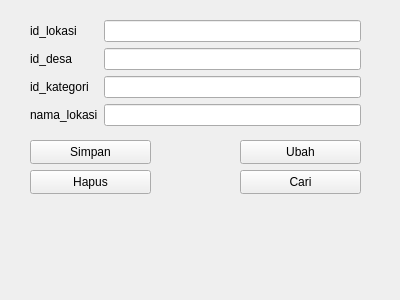
Dibleday/Sistem_Informasi_Pariwisata, file formlokasi.ui: the form before one commit.
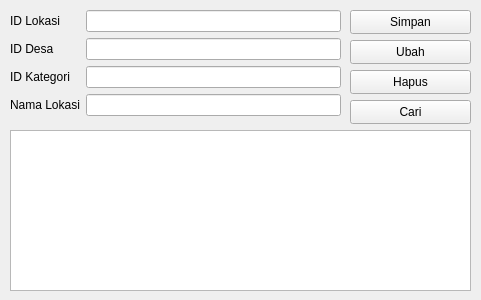
The form after the commit.

What changed in the file:
```diff
--- a/formlokasi.ui
+++ b/formlokasi.ui
@@ -6,7 +6,7 @@
    <rect>
     <x>0</x>
     <y>0</y>
-    <width>400</width>
+    <width>481</width>
     <height>300</height>
    </rect>
   </property>
@@ -16,8 +16,8 @@
   <widget class="QWidget" name="formLayoutWidget">
    <property name="geometry">
     <rect>
-     <x>30</x>
-     <y>20</y>
+     <x>10</x>
+     <y>10</y>
      <width>331</width>
      <height>121</height>
     </rect>
@@ -26,7 +26,7 @@
     <item row="0" column="0">
      <widget class="QLabel" name="id_lokasiLabel">
       <property name="text">
-       <string>id_lokasi</string>
+       <string>ID Lokasi</string>
       </property>
      </widget>
     </item>
@@ -36,7 +36,7 @@
     <item row="1" column="0">
      <widget class="QLabel" name="id_desaLabel">
       <property name="text">
-       <string>id_desa</string>
+       <string>ID Desa</string>
       </property>
      </widget>
     </item>
@@ -46,7 +46,7 @@
     <item row="2" column="0">
      <widget class="QLabel" name="id_kategoriLabel">
       <property name="text">
-       <string>id_kategori</string>
+       <string>ID Kategori</string>
       </property>
      </widget>
     </item>
@@ -56,7 +56,7 @@
     <item row="3" column="0">
      <widget class="QLabel" name="nama_lokasiLabel">
       <property name="text">
-       <string>nama_lokasi</string>
+       <string>Nama Lokasi</string>
       </property>
      </widget>
     </item>
@@ -68,8 +68,8 @@
   <widget class="QPushButton" name="pushButton">
    <property name="geometry">
     <rect>
-     <x>30</x>
-     <y>140</y>
+     <x>350</x>
+     <y>10</y>
      <width>121</width>
      <height>24</height>
     </rect>
@@ -81,8 +81,8 @@
   <widget class="QPushButton" name="pushButton_2">
    <property name="geometry">
     <rect>
-     <x>240</x>
-     <y>140</y>
+     <x>350</x>
+     <y>40</y>
      <width>121</width>
      <height>24</height>
     </rect>
@@ -94,8 +94,8 @@
   <widget class="QPushButton" name="pushButton_3">
    <property name="geometry">
     <rect>
-     <x>30</x>
-     <y>170</y>
+     <x>350</x>
+     <y>70</y>
      <width>121</width>
      <height>24</height>
     </rect>
@@ -107,8 +107,8 @@
   <widget class="QPushButton" name="pushButton_4">
    <property name="geometry">
     <rect>
-     <x>240</x>
-     <y>170</y>
+     <x>350</x>
+     <y>100</y>
      <width>121</width>
      <height>24</height>
     </rect>
@@ -117,6 +117,16 @@
     <string>Cari</string>
    </property>
   </widget>
+  <widget class="QTableView" name="tablelokasi">
+   <property name="geometry">
+    <rect>
+     <x>10</x>
+     <y>130</y>
+     <width>461</width>
+     <height>161</height>
+    </rect>
+   </property>
+  </widget>
  </widget>
  <resources/>
  <connections/>
```
Left out of the diff: 6 changed lines with no effect on the pictures.
